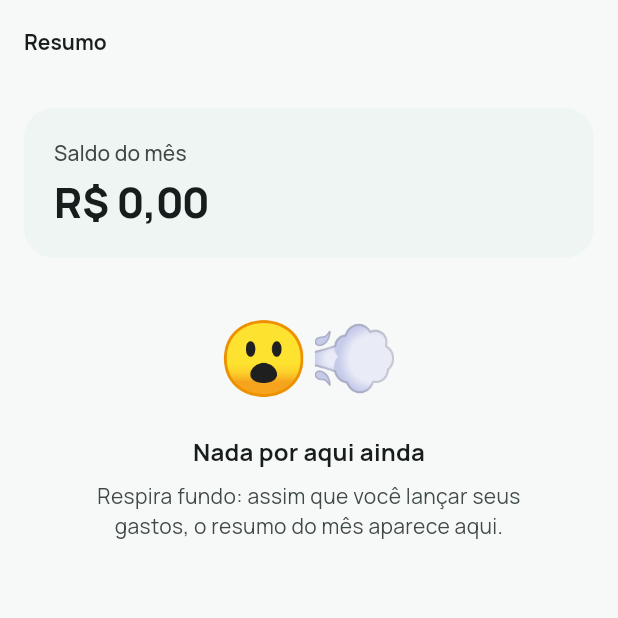
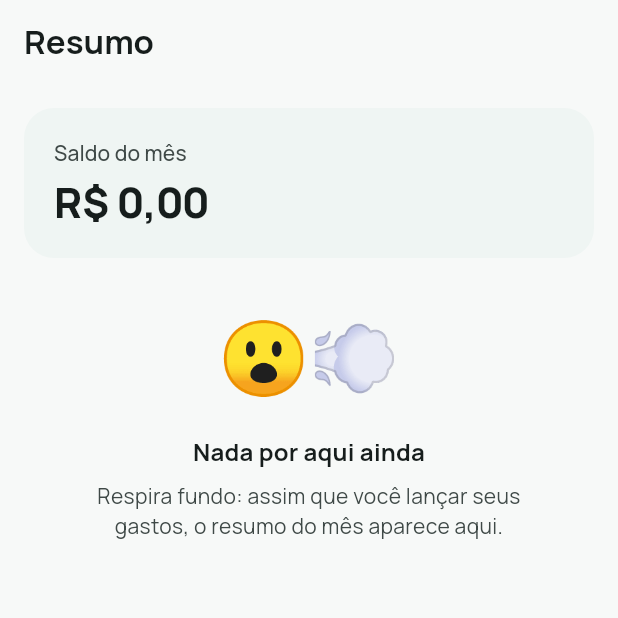
Before and after one commit to lucasmartinmota/desengastando, a Flutter app: the screen it shows after launch, on a phone screen of 412 x 824 dp, the top half of it. Run offline on Flutter 3.47's test engine with Material 3 defaults, Android fonts, the phone set to English and light mode, and no system bars; our stand-ins replace drift, drift_flutter, flutter_riverpod, go_router, riverpod_annotation; accounts and stored records are empty; generated files the repository leaves out were written again.

Commit message:
fix(tema): título da AppBar com tamanho explícito de 22px

```diff
--- a/lib/app/theme/app_theme.dart
+++ b/lib/app/theme/app_theme.dart
@@ -39,7 +39,12 @@ abstract final class AppTheme {
         backgroundColor: scheme.surface,
         scrolledUnderElevation: 0,
         centerTitle: false,
-        titleTextStyle: base.textTheme.titleLarge?.copyWith(
+        // Estilo explícito: `base.textTheme` ainda não tem tamanhos aqui
+        // (a geometria tipográfica só é aplicada em `Theme.of`).
+        titleTextStyle: TextStyle(
+          fontFamily: fontFamily,
+          fontSize: 22,
+          height: 28 / 22,
           fontWeight: FontWeight.w700,
           color: scheme.onSurface,
         ),
```
